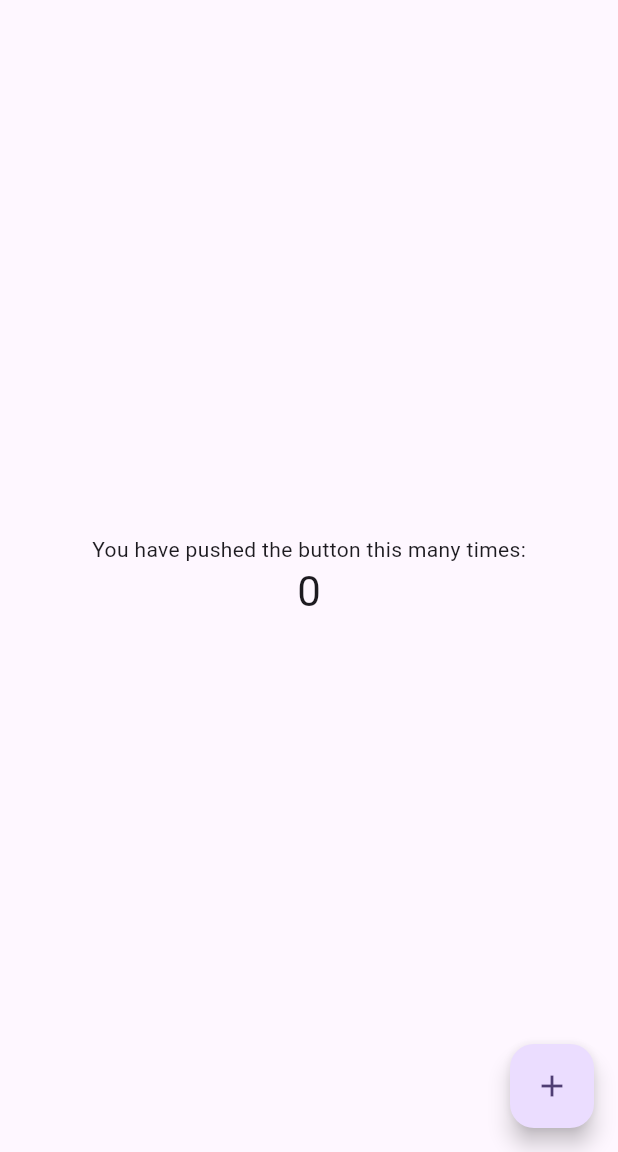
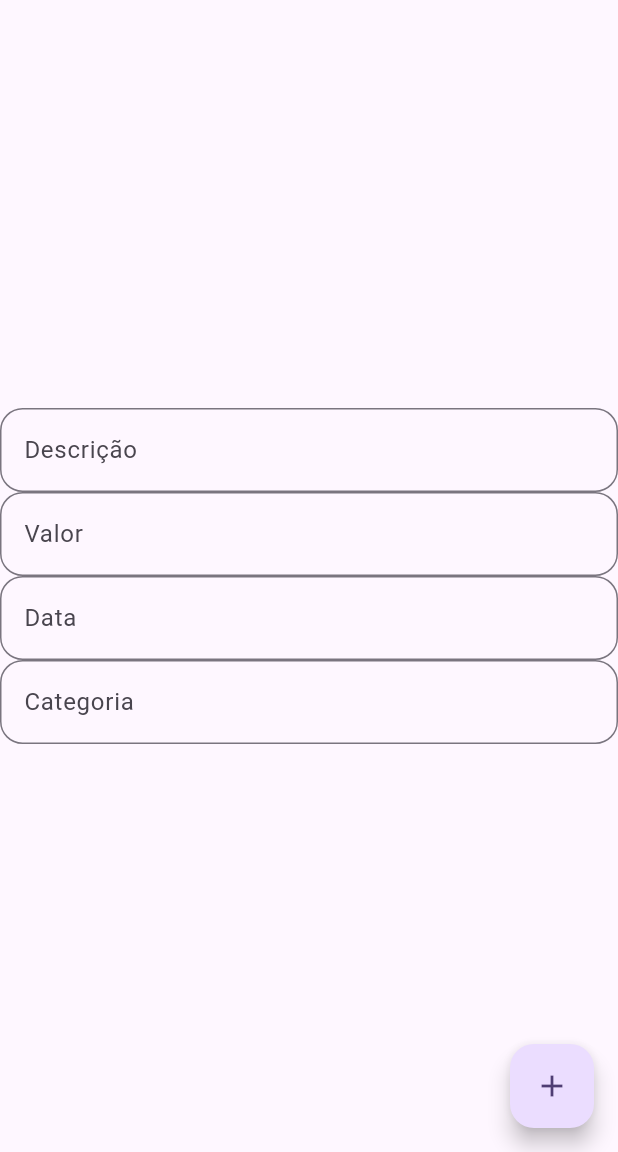
Before and after one commit to Camilaliol/wallet, a Flutter app: the screen it shows after launch, on a phone screen of 412 x 824 dp, the part 84-1236 px from its top. Run offline on Flutter 3.47's test engine with Material 3 defaults, Android fonts, the phone set to English and light mode, and no system bars.

Commit message:
passo 1.1

```diff
--- a/app/lib/main.dart
+++ b/app/lib/main.dart
@@ -104,10 +104,37 @@ class _MyHomePageState extends State<MyHomePage> {
           // wireframe for each widget.
           mainAxisAlignment: .center,
           children: [
-            const Text('You have pushed the button this many times:'),
-            Text(
-              '$_counter',
-              style: Theme.of(context).textTheme.headlineMedium,
+            TextField(
+              decoration: InputDecoration(
+                border: OutlineInputBorder(
+                  borderRadius: BorderRadius.all(Radius.circular(15)),
+                ),
+                labelText: 'Descrição',
+              ),
+            ),
+            TextField(
+              decoration: InputDecoration(
+                border: OutlineInputBorder(
+                  borderRadius: BorderRadius.all(Radius.circular(15)),
+                ),
+                labelText: 'Valor',
+              ),
+            ),
+            TextField(
+              decoration: InputDecoration(
+                border: OutlineInputBorder(
+                  borderRadius: BorderRadius.all(Radius.circular(15)),
+                ),
+                labelText: 'Data',
+              ),
+            ),
+            TextField(
+              decoration: InputDecoration(
+                border: OutlineInputBorder(
+                  borderRadius: BorderRadius.all(Radius.circular(15)),
+                ),
+                labelText: 'Categoria',
+              ),
             ),
           ],
         ),
```
